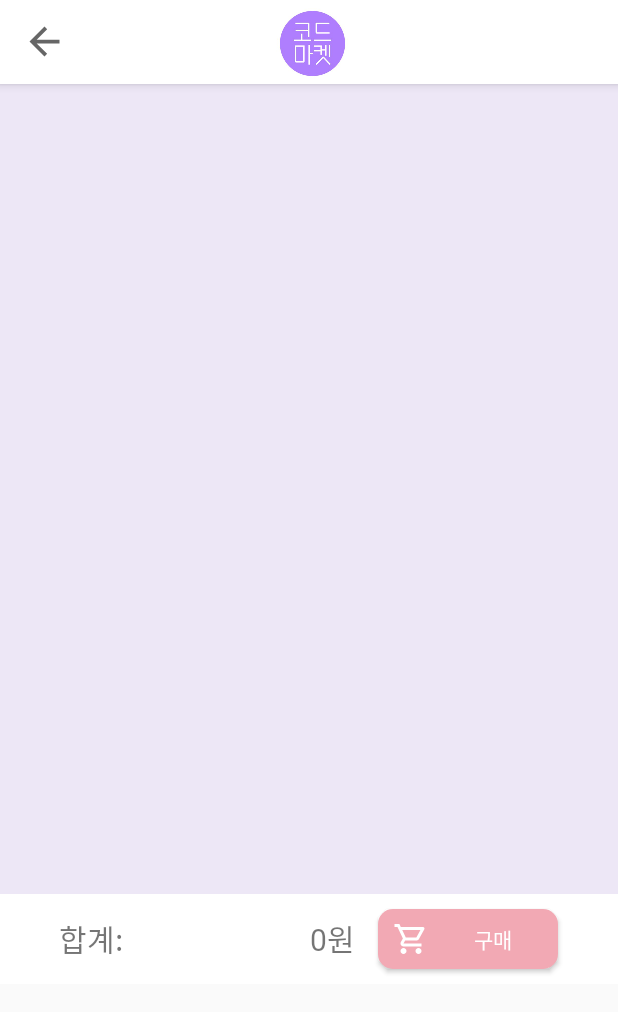
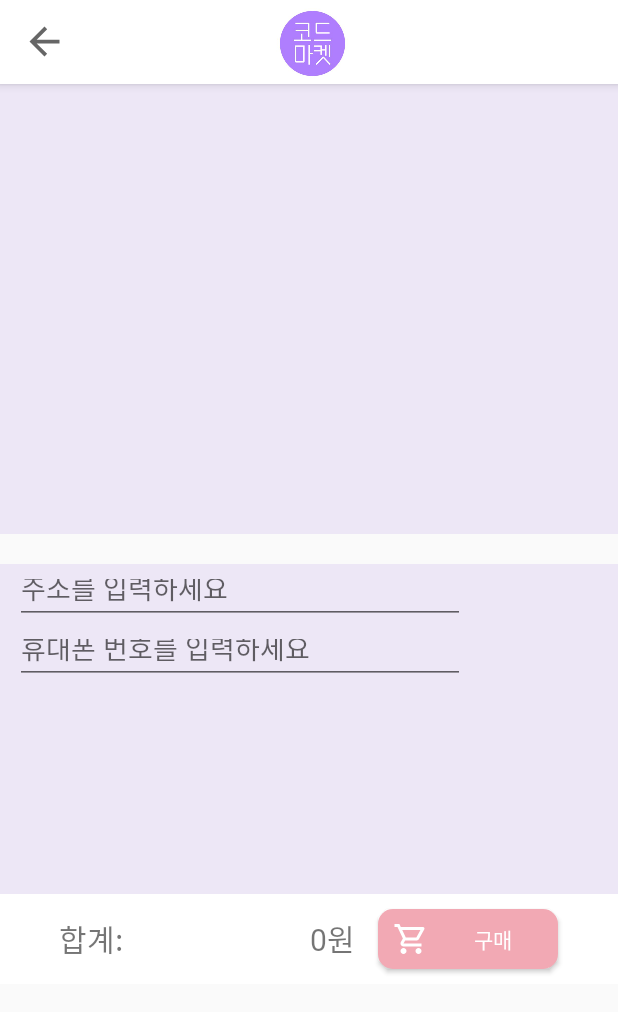
Before and after one commit to n0y0j/shopping_mall, an Android app: the BuyActivity screen opened directly, with no data from a screen before it, on a phone screen of 412 x 824 dp. Shown: the top 1012 px of the screen. Run offline under Robolectric (Android 15) with nearby library versions, the phone set to English and light mode, and no system bars; our stand-ins replace Firebase (no records; nobody signed in at launch, a user with empty details on screens opened directly).

Commit message:
feat: Implement EditText in BuyActivity.

```diff
--- a/app/src/main/java/com/example/shoppingmall/BuyActivity.java
+++ b/app/src/main/java/com/example/shoppingmall/BuyActivity.java
@@ -25,6 +25,7 @@ import com.google.firebase.firestore.QuerySnapshot;
 
 import java.util.ArrayList;
 import java.util.HashMap;
+import java.util.Map;
 
 public class BuyActivity extends AppCompatActivity {
 
@@ -65,8 +66,6 @@ public class BuyActivity extends AppCompatActivity {
                                 final CheckBox buyCheck = card.findViewById(R.id.check);
                                 TextView productTemp = card.findViewById(R.id.product_price);
                                 final String productPrice = productTemp.getText().toString().replace("원", "");
-                                Log.d("asd", productPrice);
-
 
                                 buyCheck.setOnCheckedChangeListener(new CompoundButton.OnCheckedChangeListener() {
                                     @Override
@@ -96,6 +95,13 @@ public class BuyActivity extends AppCompatActivity {
         backButton.setOnClickListener(new View.OnClickListener() {
             @Override
             public void onClick(View v) {
+                for (int i=0; i<product.get("name").size(); i++) {
+                    Map<String, Object> data = new HashMap<>();
+                    data.put("buy", false);
+
+                    DB.collection("languages").document(product.get("name").get(i)).update(data);
+                }
+
                 finish();
             }
         });
@@ -131,7 +137,7 @@ public class BuyActivity extends AppCompatActivity {
                             price.add(product_price);
                             image.add(product_image);
 
-                            Log.d("TAG", document.getId() + " = > " + document.getData().get("image"));
+//                            Log.d("TAG", document.getId() + " = > " + document.getData().get("image"));
                         }
                     }
                     product.put("name", name);
--- a/app/src/main/java/com/example/shoppingmall/FavoriteActivity.java
+++ b/app/src/main/java/com/example/shoppingmall/FavoriteActivity.java
@@ -121,7 +121,7 @@ public class FavoriteActivity extends AppCompatActivity {
                             price.add(product_price);
                             image.add(product_image);
 
-                            Log.d("TAG", document.getId() + " = > " + document.getData().get("image"));
+//                            Log.d("TAG", document.getId() + " = > " + document.getData().get("image"));
                         }
                     }
                     product.put("name", name);
--- a/app/src/main/java/com/example/shoppingmall/MainActivity.java
+++ b/app/src/main/java/com/example/shoppingmall/MainActivity.java
@@ -148,7 +148,7 @@ public class MainActivity extends AppCompatActivity {
             e.printStackTrace();
         }
 
-        // 상품의 가격들을 랜덤으로 생성
+        // 상품의 가격들을 생성, 프로그래밍 언어의 Rating * 100
         for (int i=0; i<item.size(); i+=2) {
             name.add(item.get(i));
             int product_price = Integer.parseInt(item.get(i+1)) * 100;
--- a/app/src/main/res/layout/activity_buy.xml
+++ b/app/src/main/res/layout/activity_buy.xml
@@ -4,7 +4,7 @@
     android:layout_width="match_parent"
     xmlns:android="http://schemas.android.com/apk/res/android"
     android:columnCount="1"
-    android:rowCount="3">
+    android:rowCount="4">
 
     <com.google.android.material.appbar.AppBarLayout
         android:id="@+id/appbar_layout"
@@ -41,14 +41,40 @@
         android:layout_below="@+id/appbar_layout"
         android:background="#EDE7F6"
         android:layout_width="match_parent"
-        android:layout_height="540dp">
-
+        android:layout_height="300dp">
         <androidx.recyclerview.widget.RecyclerView
             android:id="@+id/buy_recyclerview"
-            android:layout_gravity="center"
+            android:layout_marginTop="15dp"
+            android:layout_gravity="top|center_horizontal"
             android:layout_width="340dp"
-            android:layout_height="530dp" />
+            android:layout_height="300dp" />"
     </FrameLayout>
+
+    <LinearLayout
+        android:layout_width="match_parent"
+        android:layout_height="220dp"
+        android:orientation="vertical"
+        android:layout_marginTop="20dp"
+        android:gravity="start"
+        android:background="#EDE7F6">
+
+        <EditText
+            android:layout_width="300dp"
+            android:layout_height="40dp"
+            android:layout_marginLeft="10dp"
+            android:ems="10"
+            android:hint="주소를 입력하세요"
+            android:inputType="textPersonName"/>
+
+        <EditText
+            android:layout_width="300dp"
+            android:layout_height="40dp"
+            android:layout_marginLeft="10dp"
+            android:ems="10"
+            android:hint="휴대폰 번호를 입력하세요"
+            android:inputType="textPersonName"/>
+
+    </LinearLayout>
 
     <LinearLayout
         android:layout_width="match_parent"
```
